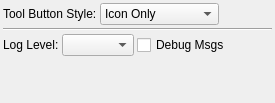
Above: code/plotms/implement/GuiTabs/PlotMSOptionsTab.ui from radio-astro/casa before the change. Below: the same form after it.
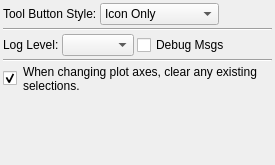
That is the form after the change.

Commit message: Changes from the group, sneaking in on the slushy freeze. --------------------------------------------------------- r7496 | wes.young | 2009-03-30 21:05:53 -0600 (Mon, 30 Mar 2009) | 14 lines Changed paths:    M /v2/active/code/xmlcasa/scripts/regressions/ggtau_regression.py

Diff of the .ui file:
```diff
--- a/code/plotms/implement/GuiTabs/PlotMSOptionsTab.ui
+++ b/code/plotms/implement/GuiTabs/PlotMSOptionsTab.ui
@@ -6,7 +6,7 @@
     <x>0</x>
     <y>0</y>
     <width>275</width>
-    <height>103</height>
+    <height>165</height>
    </rect>
   </property>
   <property name="sizePolicy" >
@@ -135,6 +135,55 @@
      </item>
     </layout>
    </item>
+   <item>
+    <widget class="Line" name="line_2" >
+     <property name="orientation" >
+      <enum>Qt::Horizontal</enum>
+     </property>
+    </widget>
+   </item>
+   <item>
+    <layout class="QHBoxLayout" >
+     <property name="spacing" >
+      <number>0</number>
+     </property>
+     <item>
+      <widget class="QCheckBox" name="clearSelection" >
+       <property name="sizePolicy" >
+        <sizepolicy vsizetype="Fixed" hsizetype="Fixed" >
+         <horstretch>0</horstretch>
+         <verstretch>0</verstretch>
+        </sizepolicy>
+       </property>
+       <property name="maximumSize" >
+        <size>
+         <width>20</width>
+         <height>16777215</height>
+        </size>
+       </property>
+       <property name="text" >
+        <string/>
+       </property>
+       <property name="checked" >
+        <bool>true</bool>
+       </property>
+      </widget>
+     </item>
+     <item>
+      <widget class="QLabel" name="clearSelectionLabel" >
+       <property name="text" >
+        <string>When changing plot axes, clear any existing selections.</string>
+       </property>
+       <property name="alignment" >
+        <set>Qt::AlignLeading|Qt::AlignLeft|Qt::AlignVCenter</set>
+       </property>
+       <property name="wordWrap" >
+        <bool>true</bool>
+       </property>
+      </widget>
+     </item>
+    </layout>
+   </item>
    <item>
     <spacer>
      <property name="orientation" >
```
The commit also changes 61 other files.
